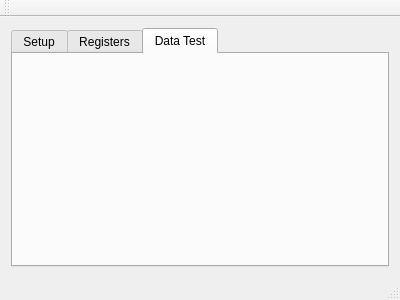
Before: the Qt Designer form GUI/View/mainview.ui in tristandupree/Ph2_ACF, drawn with Qt 5.
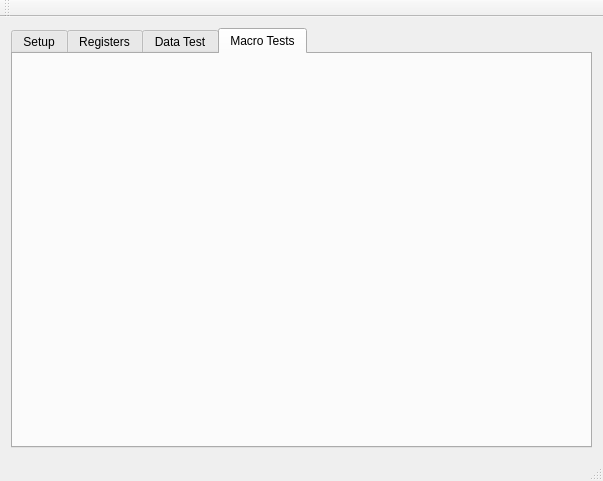
After: the same form once the commit is applied.

Commit message: added a cheap/dirty macro button method for testing

Patch:
```diff
--- a/GUI/View/mainview.ui
+++ b/GUI/View/mainview.ui
@@ -6,19 +6,19 @@
    <rect>
     <x>0</x>
     <y>0</y>
-    <width>400</width>
-    <height>300</height>
+    <width>603</width>
+    <height>481</height>
    </rect>
   </property>
   <property name="windowTitle">
    <string>MainView</string>
   </property>
   <widget class="QWidget" name="centralWidget">
-   <layout class="QVBoxLayout" name="verticalLayout_3">
+   <layout class="QHBoxLayout" name="horizontalLayout">
     <item>
      <widget class="QTabWidget" name="tabMainView">
       <property name="currentIndex">
-       <number>2</number>
+       <number>3</number>
       </property>
       <widget class="QWidget" name="tabSetup">
        <attribute name="title">
@@ -50,6 +50,16 @@
         </item>
        </layout>
       </widget>
+      <widget class="QWidget" name="tabMacroTest">
+       <attribute name="title">
+        <string>Macro Tests</string>
+       </attribute>
+       <layout class="QVBoxLayout" name="verticalLayout_3">
+        <item>
+         <layout class="QVBoxLayout" name="loMacroTest"/>
+        </item>
+       </layout>
+      </widget>
      </widget>
     </item>
    </layout>
```
Left out of the diff: 2 changed lines with no effect on the pictures. The commit also changes 8 other files.
